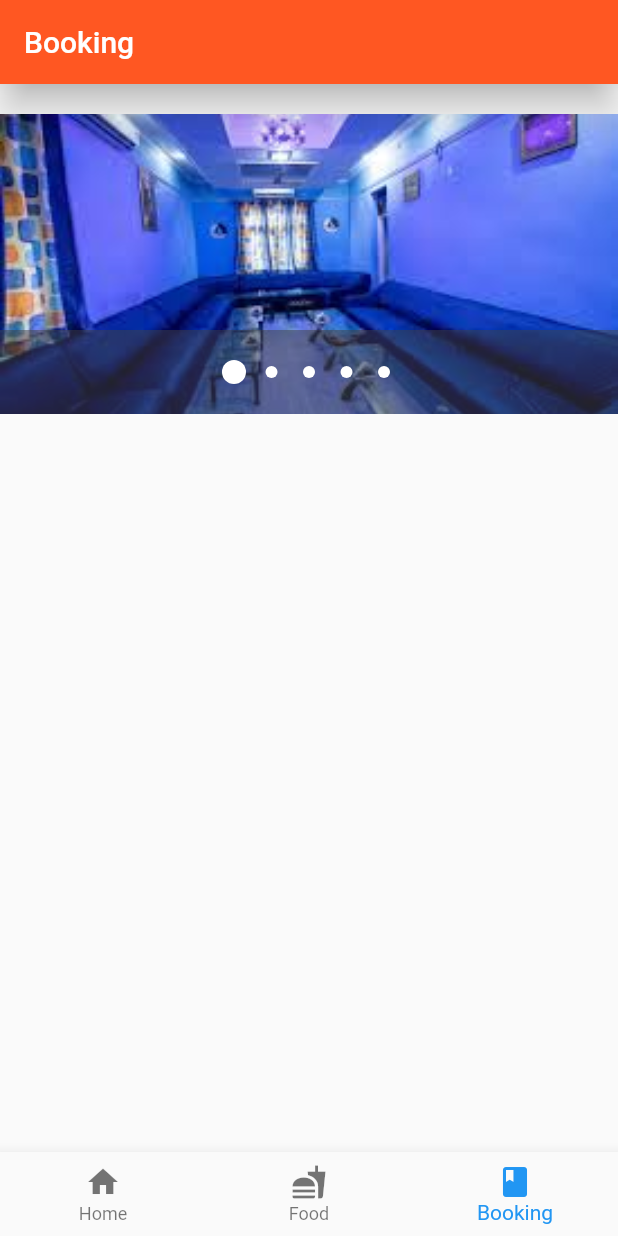
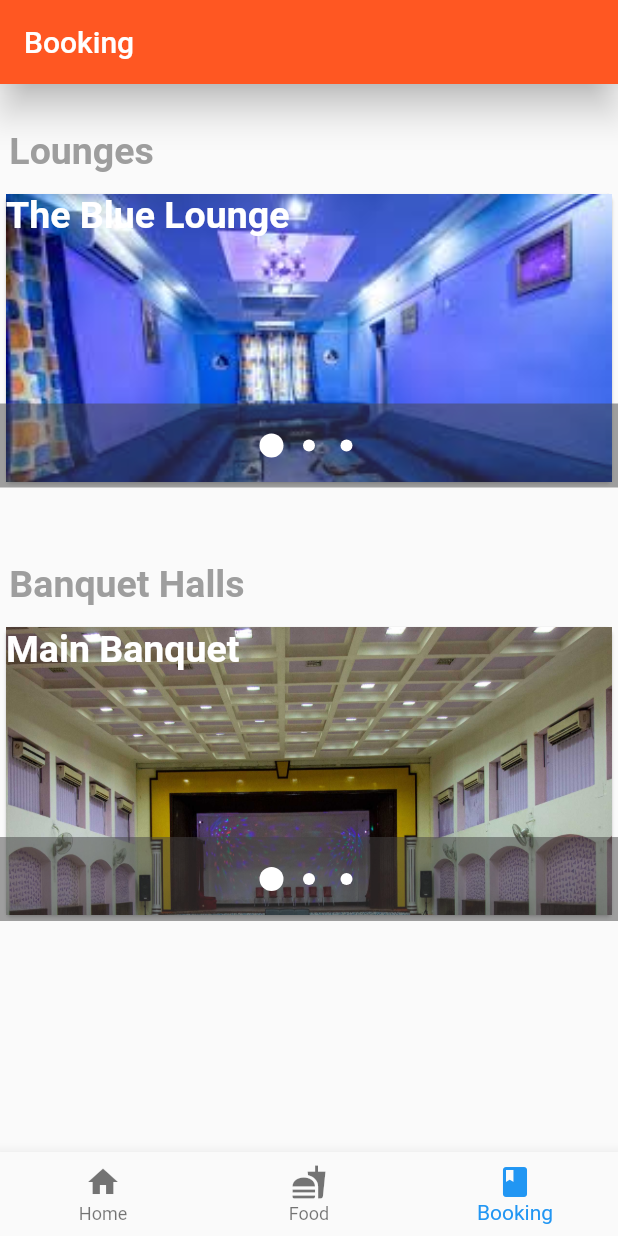
Before and after one commit to Sounmay/RCFlutterApp, a Flutter app: the screen it shows once a user with an empty profile is signed in, item 3 of the bottom bar chosen, on a phone screen of 412 x 824 dp. Run offline on Flutter 3.47's test engine with Material 2 defaults, Android fonts, the phone set to English and light mode, and no system bars; drawn by our look-alikes of carousel_pro; our stand-ins replace cloud_firestore, firebase_auth; accounts and stored records are empty.

Commit message:
Fourth commit

```diff
--- a/lib/pages/Booking.dart
+++ b/lib/pages/Booking.dart
@@ -9,21 +9,138 @@ class Booking extends StatefulWidget {
 class _BookingState extends State<Booking> {
   @override
   Widget build(BuildContext context) {
-    Widget image_carousel = new Container(
+    Widget image_carousel1 = new Container(
       height: 200.0,
       child: new Carousel(
         boxFit: BoxFit.cover,
         images: [
-            AssetImage('assets/12.jpg'),
-            AssetImage('assets/13.jpg'),
-            AssetImage('assets/3.jpg'),
-            AssetImage('assets/4.jpg'),
-            AssetImage('assets/5.jpg'),
+          Card(
+            child: Container(
+              decoration: BoxDecoration(
+                image: DecorationImage(
+                  image: AssetImage('assets/12.jpg'),
+                  fit: BoxFit.fitWidth,
+                  alignment: Alignment.topCenter,
+                ),
+              ),
+              child: Text("The Blue Lounge",
+                style: TextStyle(
+                  color: Colors.white,
+                  fontSize: 25,
+                  fontWeight: FontWeight.bold,
+                ),
+              ),
+            ),
+          ),
+          Card(
+            child: Container(
+              decoration: BoxDecoration(
+                image: DecorationImage(
+                  image: AssetImage('assets/13.jpg'),
+                  fit: BoxFit.fitWidth,
+                  alignment: Alignment.topCenter,
+                ),
+              ),
+              child: Text("The Yellow Lounge",
+                style: TextStyle(
+                  color: Colors.white,
+                  fontSize: 25,
+                  fontWeight: FontWeight.bold,
+                ),
+              ),
+            ),
+          ),
+          Card(
+            child: Container(
+              decoration: BoxDecoration(
+                image: DecorationImage(
+                  image: AssetImage('assets/14.jpg'),
+                  fit: BoxFit.fitWidth,
+                  alignment: Alignment.topCenter,
+                ),
+              ),
+              child: Text("The Red Lounge",
+                style: TextStyle(
+                  color: Colors.white,
+                  fontSize: 25,
+                  fontWeight: FontWeight.bold,
+                ),
+              ),
+            ),
+          ),
         ],
         autoplay: true,
         animationCurve: Curves.fastOutSlowIn,
         animationDuration: Duration(milliseconds: 1000),
-        ));
+      ),
+    );
+
+      Widget image_carousel2 = new Container(
+        height: 200.0,
+        child: new Carousel(
+          boxFit: BoxFit.cover,
+          images: [
+            Card(
+              child: Container(
+                decoration: BoxDecoration(
+                  image: DecorationImage(
+                    image: AssetImage('assets/15.jpg'),
+                    fit: BoxFit.fitWidth,
+                    alignment: Alignment.topCenter,
+                  ),
+                ),
+                child: Text("Main Banquet",
+                  style: TextStyle(
+                    color: Colors.white,
+                    fontSize: 25,
+                    fontWeight: FontWeight.bold,
+                  ),
+                ),
+              ),
+            ),
+            Card(
+              child: Container(
+                decoration: BoxDecoration(
+                  image: DecorationImage(
+                    image: AssetImage('assets/16.jpg'),
+                    fit: BoxFit.fitWidth,
+                    alignment: Alignment.topCenter,
+                  ),
+                ),
+                child: Text("Wedding Reception Hall",
+                  style: TextStyle(
+                    color: Colors.white,
+                    fontSize: 25,
+                    fontWeight: FontWeight.bold,
+                  ),
+                ),
+              ),
+            ),
+            Card(
+              child: Container(
+                decoration: BoxDecoration(
+                  image: DecorationImage(
+                    image: AssetImage('assets/17.jpg'),
+                    fit: BoxFit.fitWidth,
+                    alignment: Alignment.topCenter,
+                  ),
+                ),
+                child: Text("Milar Reception Hall",
+                  style: TextStyle(
+                    color: Colors.white,
+                    fontSize: 25,
+                    fontWeight: FontWeight.bold,
+                  ),
+                ),
+              ),
+            ),
+          ],
+          autoplay: true,
+          animationCurve: Curves.fastOutSlowIn,
+          animationDuration: Duration(milliseconds: 1000),
+        ),
+      );
+
 
       return Scaffold(
         appBar: AppBar(
@@ -33,8 +150,28 @@ class _BookingState extends State<Booking> {
         ),
         body: new ListView(
           children: <Widget>[
-          SizedBox(height: 20.0),
-          image_carousel,
+            SizedBox(height: 30.0),
+            Text(
+              " Lounges",
+              style: TextStyle(
+                color: Colors.grey,
+                fontSize: 25,
+                fontWeight: FontWeight.bold,
+              ),
+            ),
+            SizedBox(height: 10.0),
+            image_carousel1,
+            SizedBox(height: 50.0),
+            Text(
+              " Banquet Halls",
+              style: TextStyle(
+                color: Colors.grey,
+                fontSize: 25,
+                fontWeight: FontWeight.bold,
+              ),
+            ),
+            SizedBox(height: 10.0),
+            image_carousel2,
           ],
         ),
       );
--- a/lib/pages/Login.dart
+++ b/lib/pages/Login.dart
@@ -56,7 +56,7 @@ class _LoginState extends State<Login> {
                     ),
                     SizedBox(height: 7.0),
                     Text(
-                      'Rourkela club now delivers food at yoour doorstep',
+                      'Rourkela club now delivers food at your doorstep',
                       textAlign: TextAlign.center,
                       style: TextStyle(
                         color: Colors.grey,
--- a/lib/pages/NavigationBar.dart
+++ b/lib/pages/NavigationBar.dart
@@ -42,7 +42,7 @@ class _NavigationBarState extends State<NavigationBar> {
           BottomNavigationBarItem(
               icon: Icon(Icons.book),
               title: Text('Booking'),
-              backgroundColor: Colors.black),
+              backgroundColor: Colors.deepOrange),
         ],
       ),
     );
```
Also changed, not shown: assets/14.jpg (added), assets/15.jpg (added), assets/16.jpg (added), assets/17.jpg (added), assets/18.jpg (added). Lines whose indentation alone changed are shown as unchanged.
